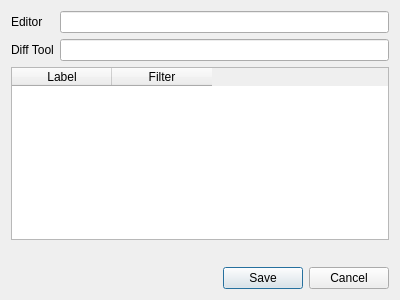
The window that ui/settingsdialog.ui (PollardBanknote/qdiffdir) describes before a commit, drawn with Qt 5.
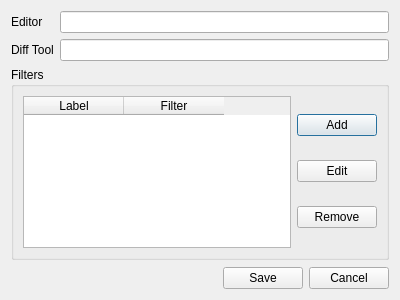
The same window after the commit.

Commit message: Persistent filters

Patch:
```diff
--- a/ui/settingsdialog.ui
+++ b/ui/settingsdialog.ui
@@ -42,7 +42,19 @@
     </layout>
    </item>
    <item>
-    <widget class="QTableWidget" name="tableWidget">
+    <widget class="QGroupBox" name="groupBox">
+     <property name="title">
+      <string>Filters</string>
+     </property>
+     <layout class="QHBoxLayout" name="horizontalLayout_3">
+      <item>
+       <widget class="QTableWidget" name="filter_list">
+        <property name="selectionMode">
+         <enum>QAbstractItemView::SingleSelection</enum>
+        </property>
+        <property name="selectionBehavior">
+         <enum>QAbstractItemView::SelectRows</enum>
+        </property>
      <column>
       <property name="text">
        <string>Label</string>
@@ -53,6 +65,34 @@
        <string>Filter</string>
       </property>
      </column>
+       </widget>
+      </item>
+      <item>
+       <layout class="QVBoxLayout" name="verticalLayout_2">
+        <item>
+         <widget class="QPushButton" name="add_filter">
+          <property name="text">
+           <string>Add</string>
+          </property>
+         </widget>
+        </item>
+        <item>
+         <widget class="QPushButton" name="edit_filter">
+          <property name="text">
+           <string>Edit</string>
+          </property>
+         </widget>
+        </item>
+        <item>
+         <widget class="QPushButton" name="remove_filter">
+          <property name="text">
+           <string>Remove</string>
+          </property>
+         </widget>
+        </item>
+       </layout>
+      </item>
+     </layout>
     </widget>
    </item>
    <item>
```
Lines whose indentation alone changed are shown as unchanged. The commit also changes 8 other files.
